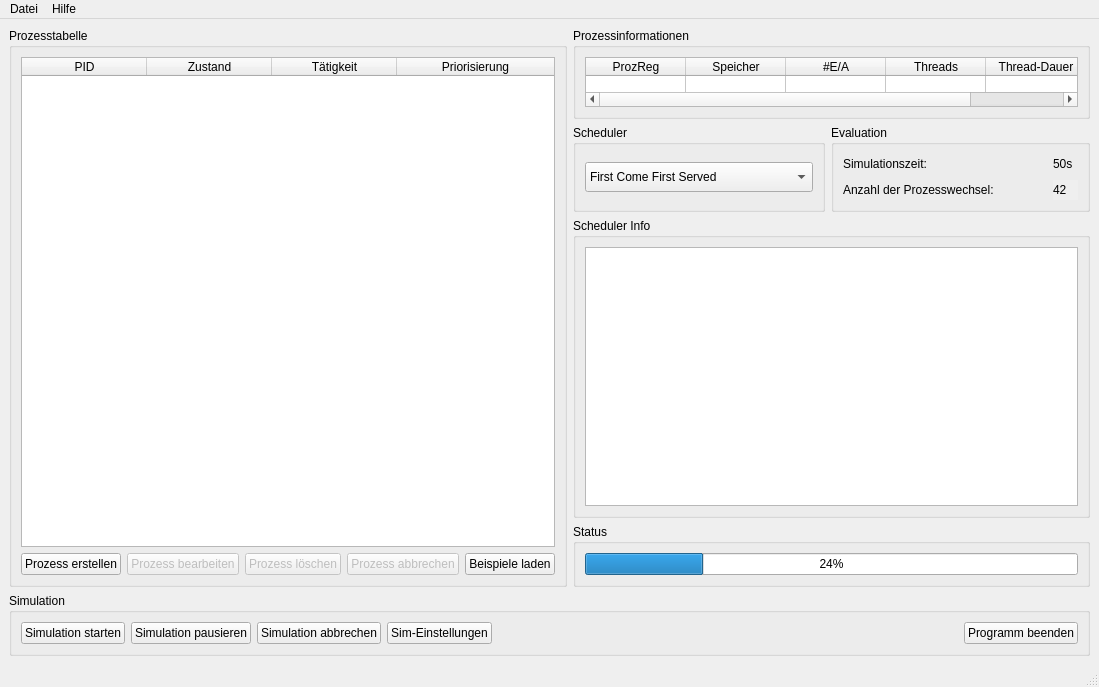
The window that Betriebssysteme_Scheduler/mainwindow.ui (Baffmer/Betriebssysteme_Scheduler) describes before a commit, drawn with Qt 5.
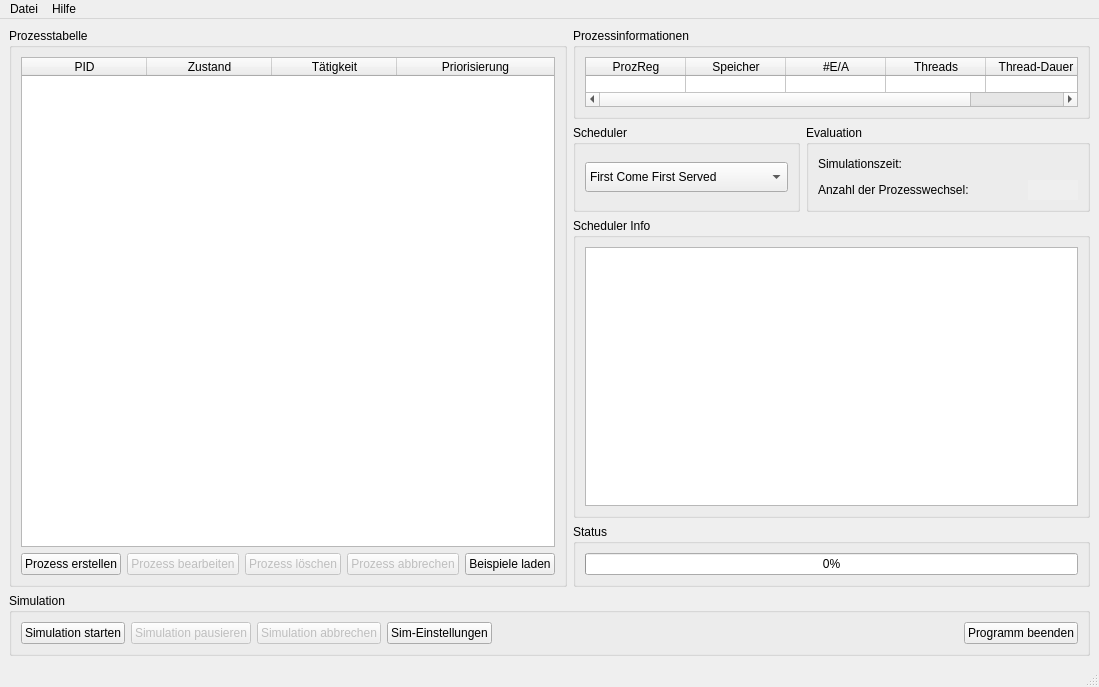
The same window after the commit.

Diff of the .ui file:
```diff
--- a/Betriebssysteme_Scheduler/mainwindow.ui
+++ b/Betriebssysteme_Scheduler/mainwindow.ui
@@ -334,7 +334,7 @@
                 <widget class="QLabel" name="labelSimZeitOut">
                  <property name="minimumSize">
                   <size>
-                   <width>25</width>
+                   <width>50</width>
                    <height>0</height>
                   </size>
                  </property>
@@ -345,7 +345,7 @@
                   </size>
                  </property>
                  <property name="text">
-                  <string>50s</string>
+                  <string>                </string>
                  </property>
                  <property name="textFormat">
                   <enum>Qt::AutoText</enum>
@@ -389,7 +389,7 @@
                  </property>
                  <property name="minimumSize">
                   <size>
-                   <width>25</width>
+                   <width>50</width>
                    <height>0</height>
                   </size>
                  </property>
@@ -406,7 +406,7 @@
                   <bool>true</bool>
                  </property>
                  <property name="text">
-                  <string>42</string>
+                  <string>                </string>
                  </property>
                 </widget>
                </item>
@@ -438,7 +438,7 @@
            <item>
             <widget class="QProgressBar" name="progressBar">
              <property name="value">
-              <number>24</number>
+              <number>0</number>
              </property>
             </widget>
            </item>
@@ -468,6 +468,9 @@
            </item>
            <item>
             <widget class="QPushButton" name="pushButtonSimPausieren">
+             <property name="enabled">
+              <bool>false</bool>
+             </property>
              <property name="text">
               <string>Simulation pausieren</string>
              </property>
@@ -475,6 +478,9 @@
            </item>
            <item>
             <widget class="QPushButton" name="pushButtonSimAbbrechen">
+             <property name="enabled">
+              <bool>false</bool>
+             </property>
              <property name="text">
               <string>Simulation abbrechen</string>
              </property>
```
